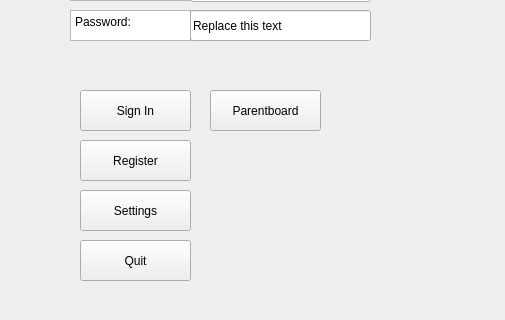
Old version of the form code/Staging_Environment/SP23/code/SP23/mainwindow.ui in the repository muazzamaqeel/Software-Project-CTS-5; both pictures show x 0 to 505 and y 260 to 580 of the 1280 by 720 pixel window.
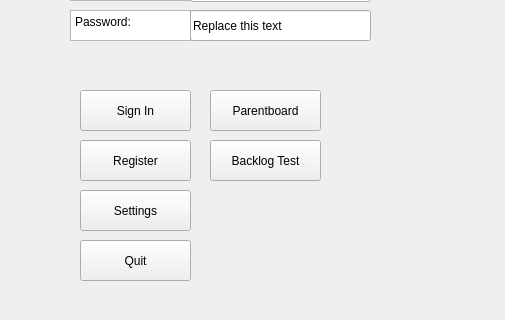
New version of the form.

What changed in the file:
```diff
--- a/code/Staging_Environment/SP23/code/SP23/mainwindow.ui
+++ b/code/Staging_Environment/SP23/code/SP23/mainwindow.ui
@@ -200,6 +200,19 @@
      <string>Parentboard</string>
     </property>
    </widget>
+   <widget class="QPushButton" name="backlog_test">
+    <property name="geometry">
+     <rect>
+      <x>210</x>
+      <y>400</y>
+      <width>111</width>
+      <height>41</height>
+     </rect>
+    </property>
+    <property name="text">
+     <string>Backlog Test</string>
+    </property>
+   </widget>
   </widget>
   <widget class="QMenuBar" name="menubar">
    <property name="geometry">
```
Left out of the diff: 2 changed lines with no effect on the pictures.
